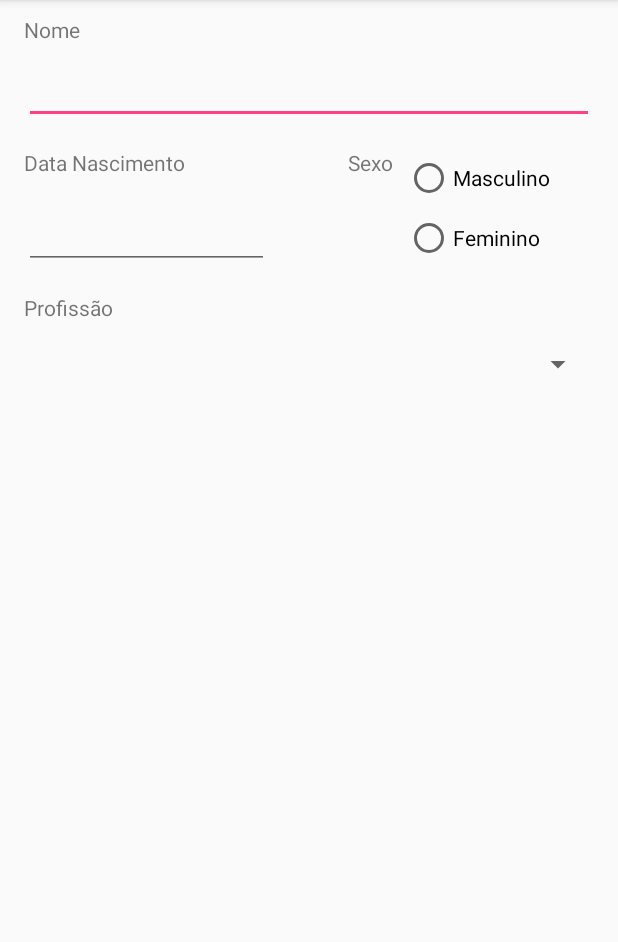
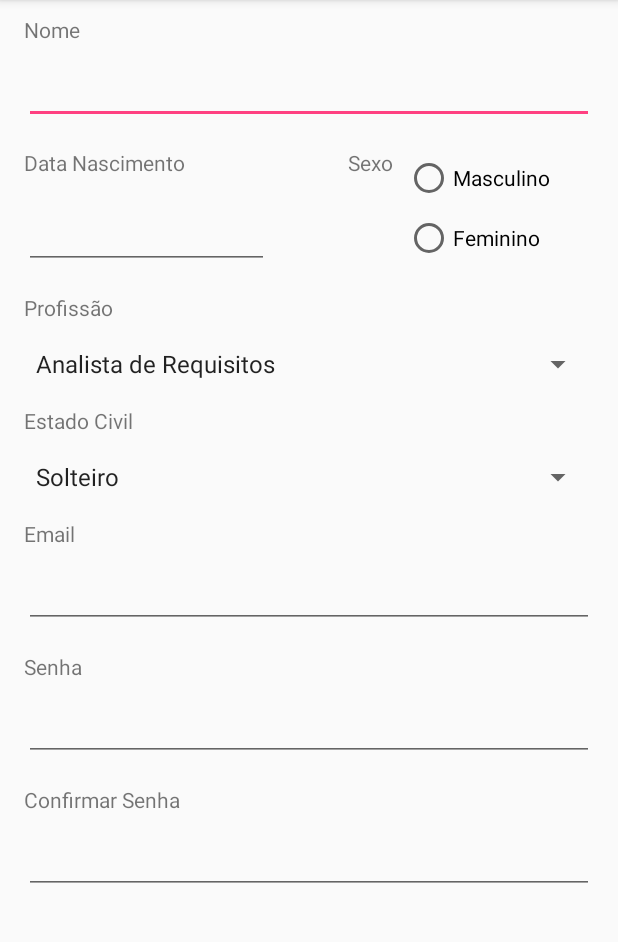
Before and after one commit to alanrf/SimulaCadastro, an Android app: the screen it shows after launch (MainActivity), on a phone screen of 412 x 824 dp, the part 84-1026 px from its top. Run offline under Robolectric (Android 15) with nearby library versions, the phone set to English and light mode, and no system bars.

Commit message:
tela 1 parcial

```diff
--- a/app/build.gradle
+++ b/app/build.gradle
@@ -24,7 +24,7 @@ android {
 
 dependencies {
     implementation fileTree(dir: 'libs', include: ['*.jar'])
-    implementation"org.jetbrains.kotlin:kotlin-stdlib-jre7:$kotlin_version"
+    implementation "org.jetbrains.kotlin:kotlin-stdlib-jre7:$kotlin_version"
     implementation 'com.android.support:appcompat-v7:28.0.0-rc01'
     implementation 'com.android.support.constraint:constraint-layout:1.1.2'
     testImplementation 'junit:junit:4.12'
--- a/app/src/main/AndroidManifest.xml
+++ b/app/src/main/AndroidManifest.xml
@@ -16,6 +16,7 @@
                 <category android:name="android.intent.category.LAUNCHER" />
             </intent-filter>
         </activity>
+        <activity android:name=".ExibeDadosActivity"></activity>
     </application>
 
 </manifest>
--- /dev/null
+++ b/app/src/main/java/com/alanrf/simulacadastro/ExibeDadosActivity.kt
@@ -0,0 +1,12 @@
+package com.alanrf.simulacadastro
+
+import android.support.v7.app.AppCompatActivity
+import android.os.Bundle
+
+class ExibeDadosActivity : AppCompatActivity() {
+
+    override fun onCreate(savedInstanceState: Bundle?) {
+        super.onCreate(savedInstanceState)
+        setContentView(R.layout.activity_exibe_dados)
+    }
+}
--- a/app/src/main/java/com/alanrf/simulacadastro/MainActivity.kt
+++ b/app/src/main/java/com/alanrf/simulacadastro/MainActivity.kt
@@ -17,10 +17,31 @@ class MainActivity : AppCompatActivity() {
     }
 
     fun validarCampos(): Boolean {
-        return validaSenhas()
+        return validaEmail() && validaSenhas()
+    }
+
+    fun validaEmail(): Boolean {
+        val b = edEmail.text.contains("@")
+        if (!b) {
+            edEmail.error = "Email não está num formato reconhecido."
+        }
+        return b
     }
 
     fun validaSenhas(): Boolean {
-        return edNome.text == edNome.text
+        val b = edSenha.text == edConfirmarSenha.text
+
+        if (!b) {
+            val msg = "Senha e Confirmar Senha devem ser iguais"
+            edSenha.error = msg
+            edConfirmarSenha.error = msg
+        }
+        return b
+    }
+
+    fun cadastrar() {
+        if (validarCampos()) {
+            //TODO chamar a proxima tela e passar os dados do cadastro para a mesma.
+        }
     }
 }
--- /dev/null
+++ b/app/src/main/res/layout/activity_exibe_dados.xml
@@ -0,0 +1,9 @@
+<?xml version="1.0" encoding="utf-8"?>
+<android.support.constraint.ConstraintLayout xmlns:android="http://schemas.android.com/apk/res/android"
+    xmlns:app="http://schemas.android.com/apk/res-auto"
+    xmlns:tools="http://schemas.android.com/tools"
+    android:layout_width="match_parent"
+    android:layout_height="match_parent"
+    tools:context=".ExibeDadosActivity">
+
+</android.support.constraint.ConstraintLayout>
--- a/app/src/main/res/layout/activity_main.xml
+++ b/app/src/main/res/layout/activity_main.xml
@@ -63,18 +63,18 @@
         app:layout_constraintTop_toBottomOf="@+id/lbDataNascimento" />
 
     <TextView
-        android:id="@+id/textView"
+        android:id="@+id/lbSexo"
         android:layout_width="wrap_content"
         android:layout_height="wrap_content"
         android:layout_marginEnd="8dp"
         android:layout_marginRight="8dp"
         android:layout_marginTop="16dp"
         android:text="@string/sexo"
-        app:layout_constraintEnd_toStartOf="@+id/radioGroup2"
+        app:layout_constraintEnd_toStartOf="@+id/rgSexo"
         app:layout_constraintTop_toBottomOf="@+id/edNome" />
 
     <RadioGroup
-        android:id="@+id/radioGroup2"
+        android:id="@+id/rgSexo"
         android:layout_width="126dp"
         android:layout_height="80dp"
         android:layout_marginEnd="16dp"
@@ -84,7 +84,7 @@
         app:layout_constraintTop_toBottomOf="@+id/edNome">
 
         <RadioButton
-            android:id="@+id/radioButton"
+            android:id="@+id/rdMasculino"
             android:layout_width="match_parent"
             android:layout_height="wrap_content"
             android:layout_weight="1"
@@ -93,7 +93,7 @@
             tools:layout_editor_absoluteY="133dp" />
 
         <RadioButton
-            android:id="@+id/radioButton2"
+            android:id="@+id/rdFeminino"
             android:layout_width="match_parent"
             android:layout_height="wrap_content"
             android:layout_weight="1"
@@ -117,7 +117,7 @@
         app:layout_constraintTop_toBottomOf="@+id/edDataNascimento" />
 
     <Spinner
-        android:id="@+id/spinner"
+        android:id="@+id/spProfissao"
         android:layout_width="match_parent"
         android:layout_height="wrap_content"
         android:layout_marginEnd="16dp"
@@ -125,8 +125,119 @@
         android:layout_marginRight="16dp"
         android:layout_marginStart="16dp"
         android:layout_marginTop="16dp"
+        android:entries="@array/array_profissao"
         app:layout_constraintEnd_toEndOf="parent"
         app:layout_constraintStart_toStartOf="parent"
         app:layout_constraintTop_toBottomOf="@+id/lbProfissao" />
 
+    <TextView
+        android:id="@+id/lbEstadoCivil"
+        android:layout_width="0dp"
+        android:layout_height="wrap_content"
+        android:layout_marginLeft="16dp"
+        android:layout_marginStart="16dp"
+        android:layout_marginTop="16dp"
+        android:text="@string/estado_civil"
+        app:layout_constraintStart_toStartOf="parent"
+        app:layout_constraintTop_toBottomOf="@+id/spProfissao" />
+
+    <Spinner
+        android:id="@+id/spEstadoCivil"
+        android:layout_width="match_parent"
+        android:layout_height="wrap_content"
+        android:layout_marginEnd="16dp"
+        android:layout_marginLeft="16dp"
+        android:layout_marginRight="16dp"
+        android:layout_marginStart="16dp"
+        android:layout_marginTop="16dp"
+        android:entries="@array/array_estado_civil"
+        app:layout_constraintEnd_toEndOf="parent"
+        app:layout_constraintStart_toStartOf="parent"
+        app:layout_constraintTop_toBottomOf="@+id/lbEstadoCivil" />
+
+    <TextView
+        android:id="@+id/lbEmail"
+        android:layout_width="0dp"
+        android:layout_height="wrap_content"
+        android:layout_marginLeft="16dp"
+        android:layout_marginStart="16dp"
+        android:layout_marginTop="16dp"
+        android:text="@string/email"
+        app:layout_constraintStart_toStartOf="parent"
+        app:layout_constraintTop_toBottomOf="@+id/spEstadoCivil" />
+
+    <EditText
+        android:id="@+id/edEmail"
+        android:layout_width="0dp"
+        android:layout_height="wrap_content"
+        android:layout_marginEnd="16dp"
+        android:layout_marginLeft="16dp"
+        android:layout_marginRight="16dp"
+        android:layout_marginStart="16dp"
+        android:layout_marginTop="8dp"
+        android:ems="10"
+        android:inputType="textEmailAddress"
+        android:text=""
+        app:layout_constraintEnd_toEndOf="parent"
+        app:layout_constraintHorizontal_bias="0.6"
+        app:layout_constraintStart_toStartOf="parent"
+        app:layout_constraintTop_toBottomOf="@+id/lbEmail"
+        />
+
+    <TextView
+        android:id="@+id/lbSenha"
+        android:layout_width="0dp"
+        android:layout_height="wrap_content"
+        android:layout_marginLeft="16dp"
+        android:layout_marginStart="16dp"
+        android:layout_marginTop="16dp"
+        android:text="@string/senha"
+        app:layout_constraintStart_toStartOf="parent"
+        app:layout_constraintTop_toBottomOf="@+id/edEmail" />
+
+
+    <EditText
+        android:id="@+id/edSenha"
+        android:layout_width="0dp"
+        android:layout_height="wrap_content"
+        android:layout_marginEnd="16dp"
+        android:layout_marginLeft="16dp"
+        android:layout_marginRight="16dp"
+        android:layout_marginStart="16dp"
+        android:layout_marginTop="8dp"
+        android:ems="10"
+        android:inputType="textPassword"
+        app:layout_constraintEnd_toEndOf="parent"
+        app:layout_constraintHorizontal_bias="0.6"
+        app:layout_constraintStart_toStartOf="parent"
+        app:layout_constraintTop_toBottomOf="@+id/lbSenha" />
+
+    <TextView
+        android:id="@+id/lbConfirmarSenha"
+        android:layout_width="0dp"
+        android:layout_height="wrap_content"
+        android:layout_marginLeft="16dp"
+        android:layout_marginStart="16dp"
+        android:layout_marginTop="16dp"
+        android:text="@string/confirmar_senha"
+        app:layout_constraintStart_toStartOf="parent"
+        app:layout_constraintTop_toBottomOf="@+id/edSenha" />
+
+    <EditText
+        android:id="@+id/edConfirmarSenha"
+        android:layout_width="0dp"
+        android:layout_height="wrap_content"
+        android:layout_marginEnd="16dp"
+        android:layout_marginLeft="16dp"
+        android:layout_marginRight="16dp"
+        android:layout_marginStart="16dp"
+        android:layout_marginTop="8dp"
+        android:ems="10"
+        android:inputType="textPassword"
+        app:layout_constraintEnd_toEndOf="parent"
+        app:layout_constraintHorizontal_bias="0.6"
+        app:layout_constraintStart_toStartOf="parent"
+        app:layout_constraintTop_toBottomOf="@+id/lbConfirmarSenha" />
+
+
 </android.support.constraint.ConstraintLayout>
--- a/app/src/main/res/values/strings.xml
+++ b/app/src/main/res/values/strings.xml
@@ -6,4 +6,32 @@
     <string name="data_nascimento">Data Nascimento</string>
     <string name="sexo">Sexo</string>
     <string name="masculino">Masculino</string>
+    <string name="estado_civil">Estado Civil</string>
+    <string name="email">Email</string>
+    <string name="senha">Senha</string>
+    <string name="confirmar_senha">Confirmar Senha</string>
+
+    <string-array name="array_profissao">
+        <item>Analista de Requisitos</item>
+        <item>Analista de Sistemas</item>
+        <item>Analista de Testes</item>
+        <item>Arquiteto</item>
+        <item>Desenvolvedor</item>
+        <item>Estagiário</item>
+        <item>Gerente de Produto</item>
+        <item>Gerente de Projeto</item>
+        <item>Programador</item>
+        <item>Projetista</item>
+        <item>Scrum master</item>
+        <item>Testador</item>
+        <item>Outra</item>
+    </string-array>
+
+    <string-array name="array_estado_civil">
+        <item>Solteiro</item>
+        <item>Casado</item>
+        <item>Viúvo</item>
+        <item>Amasiado</item>
+    </string-array>
+
 </resources>
```
